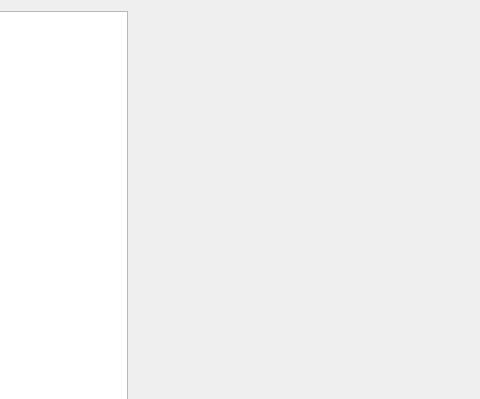
Old version of the form DonationMining/src/SettingsWindow.ui in the repository jondef/MiningForHumanity; both pictures show x 139 to 619 and y 0 to 399 of the 619 by 621 pixel window.
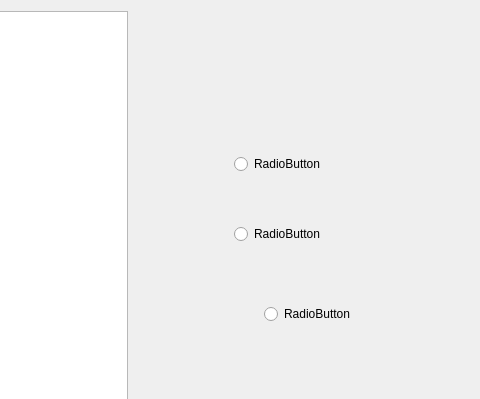
New version of the form. The open tabs and pages were chosen to show the change.

What changed in the file:
```diff
--- a/DonationMining/src/SettingsWindow.ui
+++ b/DonationMining/src/SettingsWindow.ui
@@ -194,8 +194,75 @@
        </item>
       </layout>
      </widget>
-     <widget class="QWidget" name="cpuSettingsPage"/>
-     <widget class="QWidget" name="poolSettingsPage"/>
+     <widget class="QWidget" name="cpuSettingsPage">
+      <widget class="QPushButton" name="pushButton">
+       <property name="geometry">
+        <rect>
+         <x>130</x>
+         <y>110</y>
+         <width>90</width>
+         <height>32</height>
+        </rect>
+       </property>
+       <property name="text">
+        <string>PushButton</string>
+       </property>
+      </widget>
+      <widget class="QPushButton" name="pushButton_2">
+       <property name="geometry">
+        <rect>
+         <x>130</x>
+         <y>200</y>
+         <width>90</width>
+         <height>32</height>
+        </rect>
+       </property>
+       <property name="text">
+        <string>PushButton</string>
+       </property>
+      </widget>
+     </widget>
+     <widget class="QWidget" name="poolSettingsPage">
+      <widget class="QRadioButton" name="radioButton">
+       <property name="geometry">
+        <rect>
+         <x>100</x>
+         <y>140</y>
+         <width>97</width>
+         <height>26</height>
+        </rect>
+       </property>
+       <property name="text">
+        <string>RadioButton</string>
+       </property>
+      </widget>
+      <widget class="QRadioButton" name="radioButton_2">
+       <property name="geometry">
+        <rect>
+         <x>100</x>
+         <y>210</y>
+         <width>97</width>
+         <height>26</height>
+        </rect>
+       </property>
+       <property name="text">
+        <string>RadioButton</string>
+       </property>
+      </widget>
+      <widget class="QRadioButton" name="radioButton_3">
+       <property name="geometry">
+        <rect>
+         <x>130</x>
+         <y>290</y>
+         <width>97</width>
+         <height>26</height>
+        </rect>
+       </property>
+       <property name="text">
+        <string>RadioButton</string>
+       </property>
+      </widget>
+     </widget>
     </widget>
    </item>
    <item row="0" column="0" rowspan="2">
```
Left out of the diff: 2 changed lines with no effect on the pictures.
